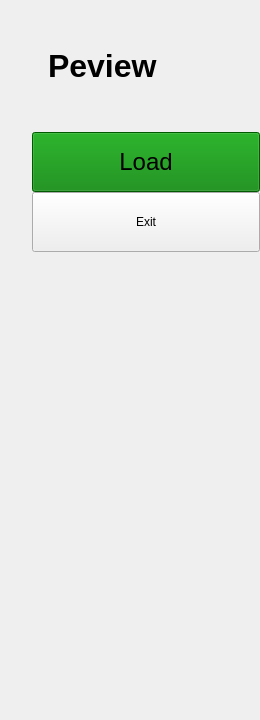
ryanhe4/peviewer, file src/component/Sidebar/sidebar.ui: the form before one commit.
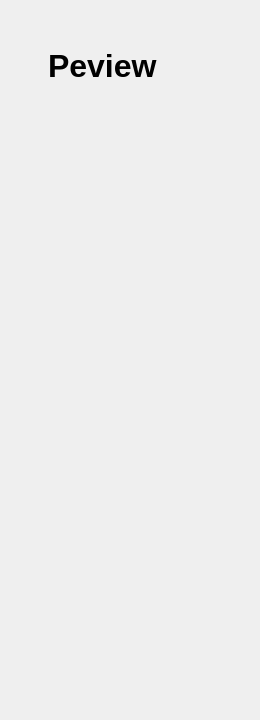
The form after the commit. Icons and pictures are not drawn.

```diff
--- a/src/component/Sidebar/sidebar.ui
+++ b/src/component/Sidebar/sidebar.ui
@@ -176,7 +176,7 @@
        </widget>
       </item>
       <item>
-       <layout class="QVBoxLayout" name="sidebarItemLayout" stretch="0,1">
+       <layout class="QVBoxLayout" name="sidebarItemLayout" stretch="">
         <property name="spacing">
          <number>0</number>
         </property>
@@ -189,102 +189,6 @@
         <property name="topMargin">
          <number>48</number>
         </property>
-        <item>
-         <widget class="QToolButton" name="toolButton">
-          <property name="sizePolicy">
-           <sizepolicy hsizetype="Preferred" vsizetype="Preferred">
-            <horstretch>0</horstretch>
-            <verstretch>0</verstretch>
-           </sizepolicy>
-          </property>
-          <property name="minimumSize">
-           <size>
-            <width>0</width>
-            <height>60</height>
-           </size>
-          </property>
-          <property name="maximumSize">
-           <size>
-            <width>260</width>
-            <height>60</height>
-           </size>
-          </property>
-          <property name="font">
-           <font>
-            <pointsize>18</pointsize>
-            <bold>false</bold>
-           </font>
-          </property>
-          <property name="cursor">
-           <cursorShape>ArrowCursor</cursorShape>
-          </property>
-          <property name="focusPolicy">
-           <enum>Qt::TabFocus</enum>
-          </property>
-          <property name="styleSheet">
-           <string notr="true">QToolButton {
-	border-radius: 0.5em;
-	padding-right: 1em;
-	padding-left: 1em;
-	text-align: left;
-	background: green;
-}</string>
-          </property>
-          <property name="text">
-           <string>Load</string>
-          </property>
-          <property name="icon">
-           <iconset resource="../../resource.qrc">
-            <normaloff>:/lib/icon/workspace.svg</normaloff>:/lib/icon/workspace.svg</iconset>
-          </property>
-          <property name="iconSize">
-           <size>
-            <width>28</width>
-            <height>28</height>
-           </size>
-          </property>
-          <property name="checkable">
-           <bool>false</bool>
-          </property>
-          <property name="autoRepeat">
-           <bool>false</bool>
-          </property>
-          <property name="autoExclusive">
-           <bool>false</bool>
-          </property>
-          <property name="popupMode">
-           <enum>QToolButton::InstantPopup</enum>
-          </property>
-          <property name="toolButtonStyle">
-           <enum>Qt::ToolButtonTextBesideIcon</enum>
-          </property>
-         </widget>
-        </item>
-        <item alignment="Qt::AlignTop">
-         <widget class="QPushButton" name="pushButton_2">
-          <property name="sizePolicy">
-           <sizepolicy hsizetype="Preferred" vsizetype="Maximum">
-            <horstretch>0</horstretch>
-            <verstretch>0</verstretch>
-           </sizepolicy>
-          </property>
-          <property name="minimumSize">
-           <size>
-            <width>0</width>
-            <height>60</height>
-           </size>
-          </property>
-          <property name="maximumSize">
-           <size>
-            <width>260</width>
-            <height>60</height>
-           </size>
-          </property>
-          <property name="text">
-           <string>Exit</string>
-          </property>
-         </widget>
-        </item>
        </layout>
       </item>
      </layout>
```
